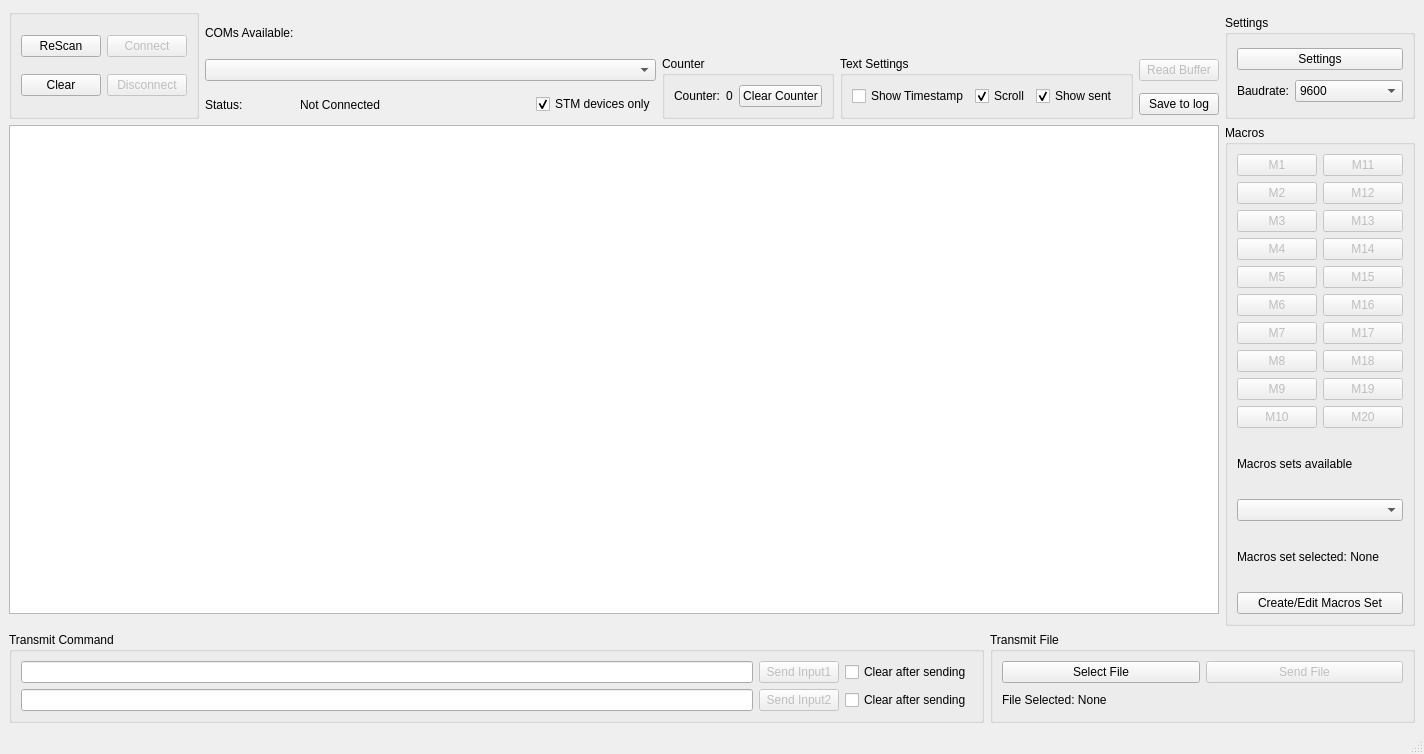
Before: the Qt Designer form Terminal.ui in notiel/OstrannaTerminal, drawn with Qt 5.
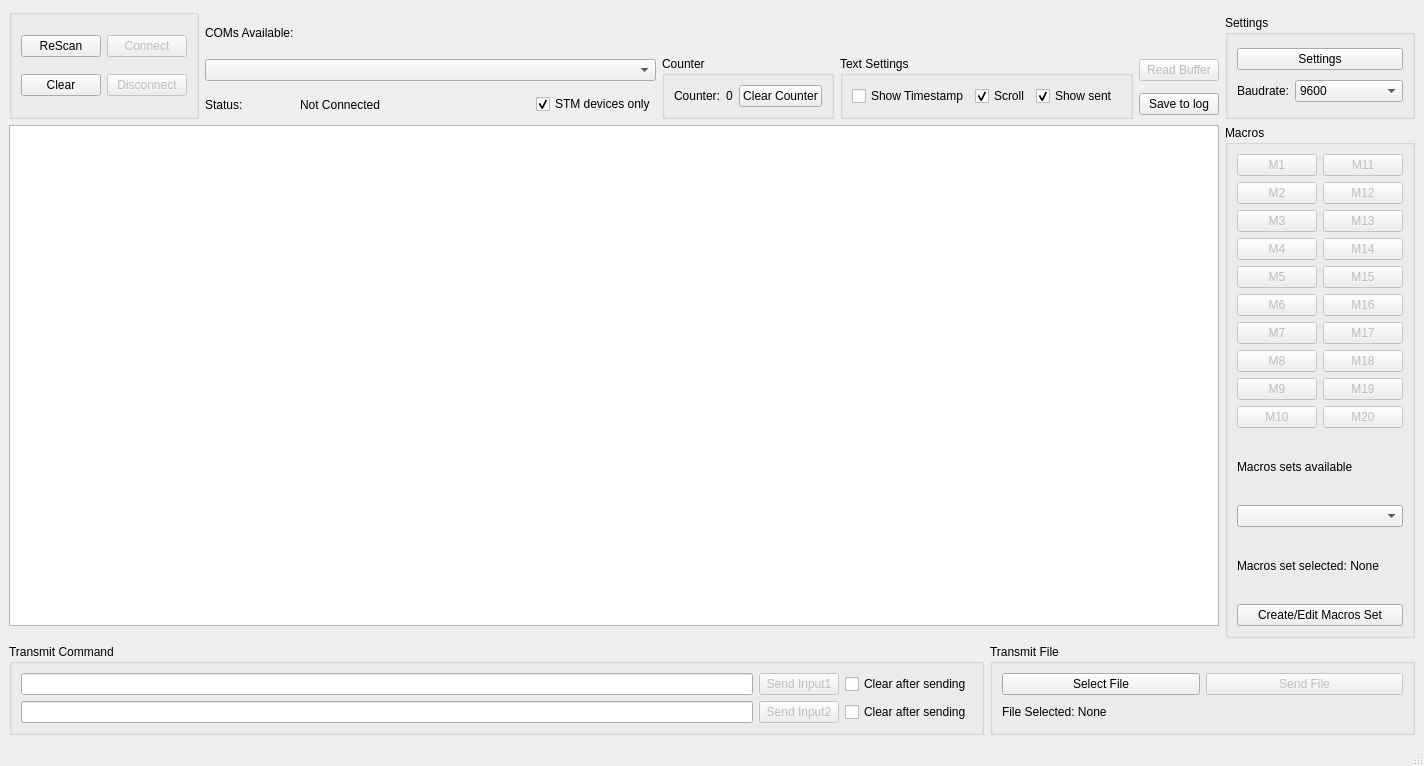
After: the same form once the commit is applied. Icons and pictures are not drawn.

Diff of the .ui file:
```diff
--- a/Terminal.ui
+++ b/Terminal.ui
@@ -7,7 +7,7 @@
     <x>0</x>
     <y>0</y>
     <width>1424</width>
-    <height>754</height>
+    <height>766</height>
    </rect>
   </property>
   <property name="windowTitle">
```
Left out of the diff: 8 changed lines with no effect on the pictures.
